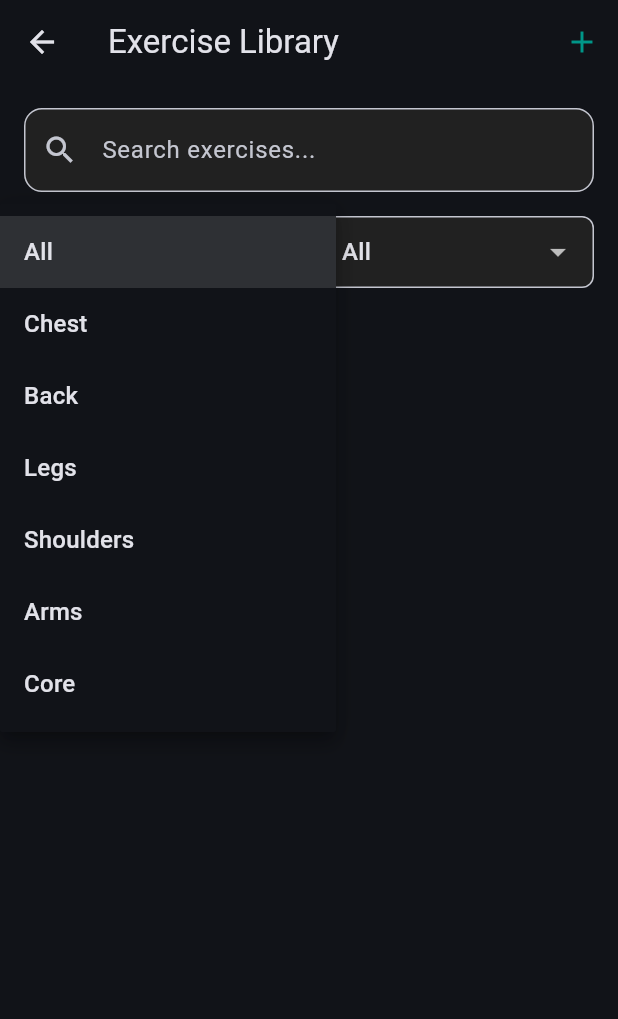
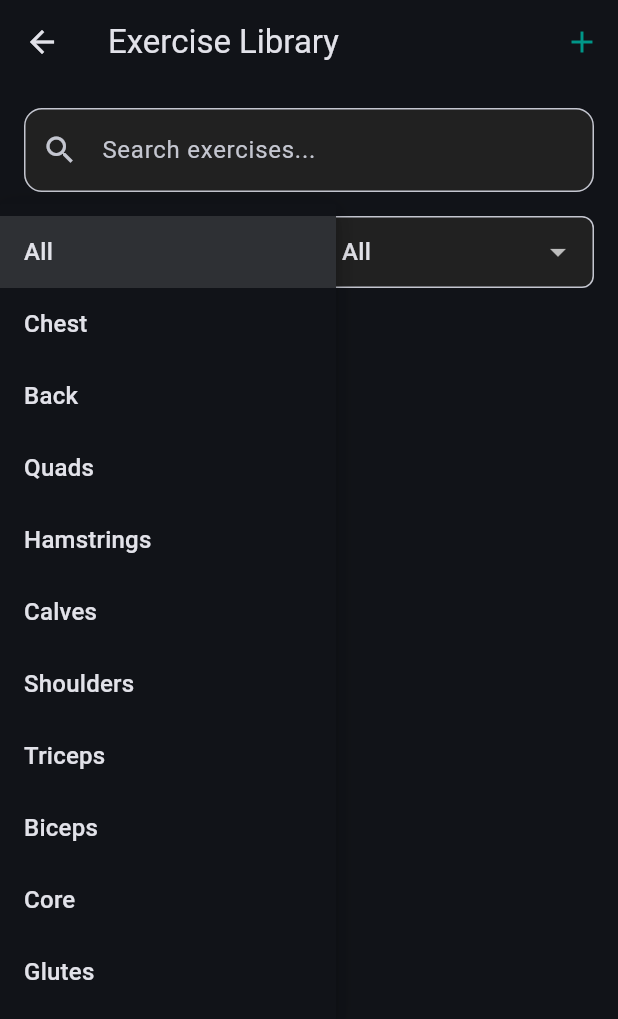
Before and after one commit to PeriKor19008/gym-tracker-app, a Flutter app: the ExerciseLibraryScreen screen opened directly, after a tap on "All", on a phone screen of 412 x 824 dp. Shown: the top 1019 px of the screen. Run offline on Flutter 3.47's test engine with Material 3 defaults, Android fonts, the light colour scheme and no system bars; our stand-ins replace fl_chart, sqflite; accounts and stored records are empty.

```diff
--- a/gym_tracker/lib/exercise_library.dart
+++ b/gym_tracker/lib/exercise_library.dart
@@ -18,8 +18,19 @@ class _ExerciseLibraryScreenState extends State<ExerciseLibraryScreen> {
   String _selectedMuscle = 'All';
 
   final List<String> _implements = ['All', 'Barbell', 'Dumbbell', 'Bodyweight', 'Cable', 'Machine'];
-  final List<String> _muscles = ['All', 'Chest', 'Back', 'Legs', 'Shoulders', 'Arms', 'Core'];
-
+  final List<String> _muscles = [
+    'All',
+    'Chest',
+    'Back',
+    'Quads',
+    'Hamstrings',
+    'Calves',
+    'Shoulders',
+    'Triceps',
+    'Biceps',
+    'Core',
+    'Glutes'
+  ];
   @override
   void initState() {
     super.initState();
```
Also changed, not shown: 1 other file.
